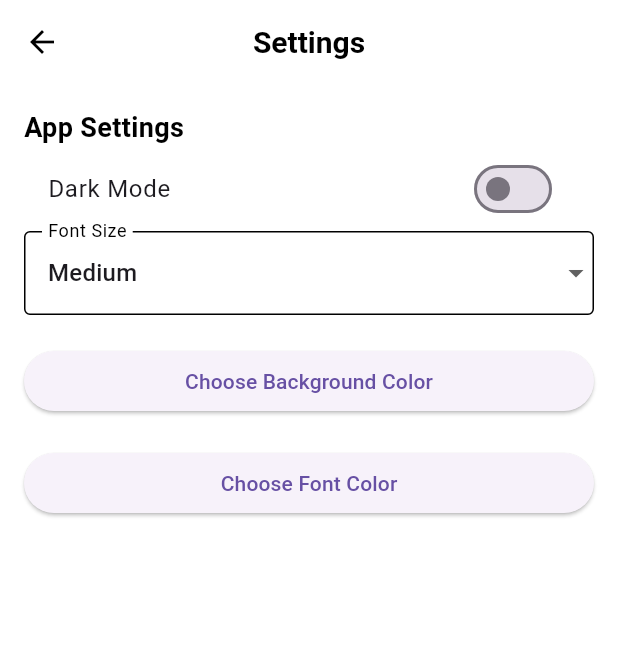
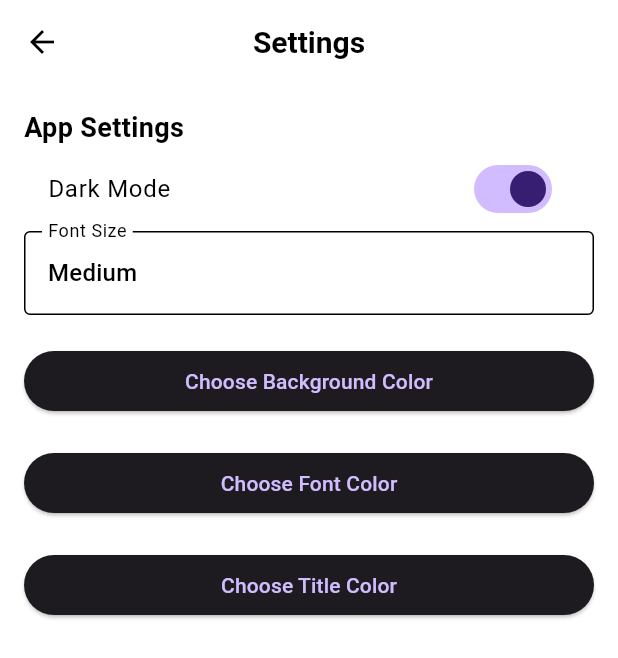
Before and after one commit to AhmadDaneil/reminder_app, a Flutter app: the SettingsPage screen opened by its route, after a tap on "Dark Mode", on a phone screen of 412 x 824 dp. Shown: the top 658 px of the screen. Run offline on Flutter 3.47's test engine with Material 3 defaults, Android fonts, the phone set to English and light mode, and no system bars; our stand-ins replace flutter_colorpicker, flutter_local_notifications, flutter_spinkit, flutter_timezone, rxdart, timezone.

Commit message:
Make fix for dark mode, change reminder list to notes

```diff
--- a/lib/main.dart
+++ b/lib/main.dart
@@ -1,6 +1,7 @@
 import 'package:flutter/material.dart';
+import 'package:reminder_app/screens/add_notes.dart';
 import 'package:reminder_app/screens/add_reminder.dart';
-import 'package:reminder_app/screens/reminder_list.dart';
+import 'package:reminder_app/screens/notes.dart';
 import 'package:reminder_app/screens/loading.dart';
 import 'package:reminder_app/screens/home.dart';
 import 'package:reminder_app/screens/settings.dart';
@@ -32,7 +33,7 @@ class MyApp extends StatelessWidget {
         displayColor: settings.fontColor,
         ),
         appBarTheme: AppBarTheme(
-          backgroundColor: settings.backgroundColor,
+          backgroundColor: settings.appBarColor,
           iconTheme: IconThemeData(color: settings.fontColor),
           titleTextStyle: TextStyle(
             color: settings.fontColor,
@@ -55,7 +56,8 @@ class MyApp extends StatelessWidget {
       routes: {
         '/': (context) => const Loading(),
         '/home': (context) => const Home(),
-        '/reminder_list': (context) => const ReminderList(),
+        '/notes': (context) => const Notes(),
+        '/add_notes': (context) => AddNotes(),
         '/add_reminder': (context) => const AddReminder(),
         '/settings': (context) => const SettingsPage(),
       },
--- a/lib/screens/add_reminder.dart
+++ b/lib/screens/add_reminder.dart
@@ -1,4 +1,6 @@
 import 'package:flutter/material.dart';
+import 'package:provider/provider.dart';
+import 'package:reminder_app/services/settings_provider.dart';
 
 class AddReminder extends StatefulWidget {
   const AddReminder({super.key});
@@ -16,6 +18,7 @@ class _AddReminderState extends State<AddReminder> {
   String? _repeat = 'None';
 
   Future<void> _pickDate() async{
+
     final picked = await showDatePicker(
       context: context,
       initialDate: DateTime.now(),
@@ -40,8 +43,12 @@ class _AddReminderState extends State<AddReminder> {
 
   @override
   Widget build(BuildContext context) {
+    final settings = Provider.of<SettingsProvider>(context);
+    final textColor = settings.fontColor;
+
     return Scaffold(
       appBar: AppBar(
+        backgroundColor: settings.appBarColor,
         title: const Text('Add Reminder'),
         centerTitle: true,
       ),
@@ -62,25 +69,35 @@ class _AddReminderState extends State<AddReminder> {
             ),
             const SizedBox(height: 20),
             ListTile(
-              leading: const Icon(Icons.calendar_today),
+              leading: Icon(Icons.calendar_today, color: textColor),
               title: Text(_selectedDate == null
-              ? 'Select Date' : '${_selectedDate!.toLocal()}'.split(' ')[0]),
+              ? 'Select Date' : '${_selectedDate!.toLocal()}'.split(' ')[0],
+              style: TextStyle(color: textColor),
+              ),
               onTap: _pickDate,
               ),
               ListTile(
-              leading: const Icon(Icons.access_time),
+              leading: Icon(Icons.access_time, color: textColor),
               title: Text(_selectedTime == null
-              ? 'Select Time' : _selectedTime!.format(context)),
+              ? 'Select Time' : _selectedTime!.format(context),
+              style: TextStyle(color: textColor),
+              ),
               onTap: _pickTime,
               ),
               const SizedBox(height: 10),
               DropdownButtonFormField<String>(
                 value: _repeat,
                 items: ['None', 'Daily', 'Weekly', 'Monthly']
-                .map((value) => DropdownMenuItem(value: value, child: Text(value)))
+                .map((value) => DropdownMenuItem(value: value, child: Text(value, style: TextStyle(color: textColor))
+                )
+                )
                 .toList(),
                 onChanged: (val) => setState(() => _repeat = val!),
-                decoration: const InputDecoration(labelText: 'Repeat'),
+                decoration: InputDecoration(labelText: 'Repeat', labelStyle: TextStyle(color: textColor),
+                enabledBorder: OutlineInputBorder(
+                  borderSide: BorderSide(color: textColor),
+                )
+                ),
                 ),
                 const SizedBox(height: 20),
                 ElevatedButton.icon(
--- a/lib/screens/home.dart
+++ b/lib/screens/home.dart
@@ -1,4 +1,6 @@
 import 'package:flutter/material.dart';
+import 'package:provider/provider.dart';
+import 'package:reminder_app/services/settings_provider.dart';
 
 class Home extends StatefulWidget {
   const Home({super.key});
@@ -10,8 +12,11 @@ class Home extends StatefulWidget {
 class _HomeState extends State<Home> {
   @override
   Widget build(BuildContext context) {
+    final settings = Provider.of<SettingsProvider>(context);
+
     return Scaffold(
       appBar: AppBar(
+        backgroundColor: settings.appBarColor,
         title: const Text('Home'),
         centerTitle: true,
       ),
@@ -43,10 +48,10 @@ class _HomeState extends State<Home> {
                 },
               ),
               ListTile(
-                title: const Text('Reminders list'),
+                title: const Text('Notes'),
                 onTap:() async{
                   Navigator.pop(context);
-                  Navigator.pushNamed(context, '/reminder_list');
+                  Navigator.pushNamed(context, '/notes');
                   setState(() {});
                 },
               ),
--- a/lib/screens/settings.dart
+++ b/lib/screens/settings.dart
@@ -49,8 +49,15 @@ class SettingsPage extends StatelessWidget {
 
     return Scaffold(
       appBar: AppBar(
-        title: const Text('Settings'),
+        backgroundColor: settings.appBarColor,
+        title: Text(
+          'Settings',
+          style: TextStyle(
+            color: settings.fontColor
+          ),
+          ),
         centerTitle: true,
+        iconTheme: IconThemeData(color: settings.fontColor),
       ),
       body: Padding(
         padding: const EdgeInsets.all(16.0),
@@ -59,12 +66,12 @@ class SettingsPage extends StatelessWidget {
             Text('App Settings', style: TextStyle(fontSize: 18, fontWeight: FontWeight.bold, color:Theme.of(context).textTheme.bodyMedium!.color)),
             SwitchListTile(
               value: settings.isDarkmode,
-              onChanged: (val) => settings.toggleDarkMode,
-              title: const Text('Dark Mode'),
+              onChanged: (val) => settings.toggleDarkMode(),
+              title: Text('Dark Mode', style: TextStyle(color:Theme.of(context).textTheme.bodyMedium!.color)),
               ),
               DropdownButtonFormField<String>(
                 value: settings.fontSize,
-                items: ['Small', 'Medium', 'Large'].map((e) => DropdownMenuItem(value: e, child: Text(e))).toList(),
+                items: ['Small', 'Medium', 'Large'].map((e) => DropdownMenuItem(value: e, child: Text(e, style: TextStyle(color:Theme.of(context).textTheme.bodyMedium!.color)))).toList(),
                 onChanged: (val) {
                   if (val != null) settings.setFontSize(val);
                 },
@@ -84,6 +91,13 @@ class SettingsPage extends StatelessWidget {
             },
             child: const Text('Choose Font Color'),
             ),
+            const SizedBox(height: 20),
+            ElevatedButton(onPressed: () {
+              _showColorPicker(context, initialColor: settings.appBarColor, onColorSelected: settings.setAppBarColor, title: 'Select title Color',
+              );
+            },
+            child: const Text('Choose Title Color'),
+            ),
           ],
         ),
       ),
--- a/lib/services/settings_provider.dart
+++ b/lib/services/settings_provider.dart
@@ -6,12 +6,14 @@ class SettingsProvider with ChangeNotifier{
 
   Color _backgroundColor = LightDarkColors.lightBackground;
   Color _fontColor = LightDarkColors.lightFont;
+  Color _appBarColor = Colors.white;
 
   bool get isDarkmode => _isDarkmode;
   String get fontSize => _fontSize;
 
   Color get backgroundColor => _backgroundColor;
   Color get fontColor => _fontColor;
+  Color get appBarColor => _appBarColor;
 
   void toggleDarkMode () {
     _isDarkmode = !_isDarkmode;
@@ -32,6 +34,11 @@ class SettingsProvider with ChangeNotifier{
     _fontColor = color;
     notifyListeners();
   }
+
+  void setAppBarColor(Color color){
+    _appBarColor = color;
+    notifyListeners();
+  }
 }
 
 class LightDarkColors {
```
Also changed, not shown: lib/screens/add_notes.dart (added, +79 -0 lines), lib/screens/notes.dart (added, +92 -0 lines), lib/screens/reminder_list.dart (deleted, +0 -20 lines).
